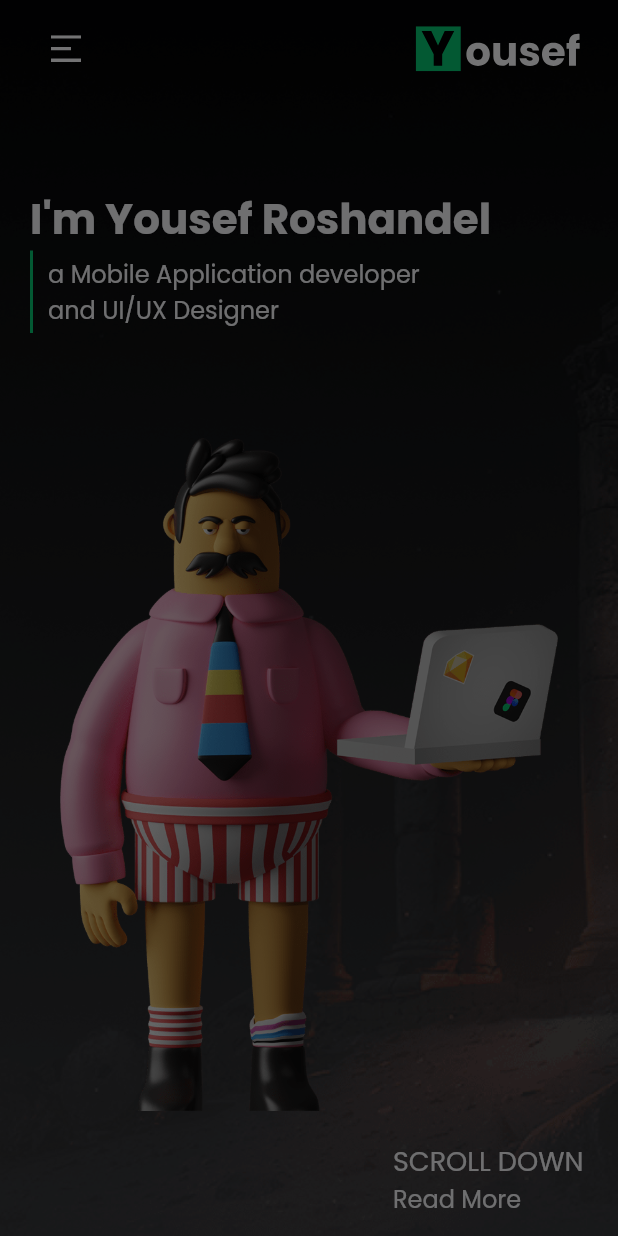
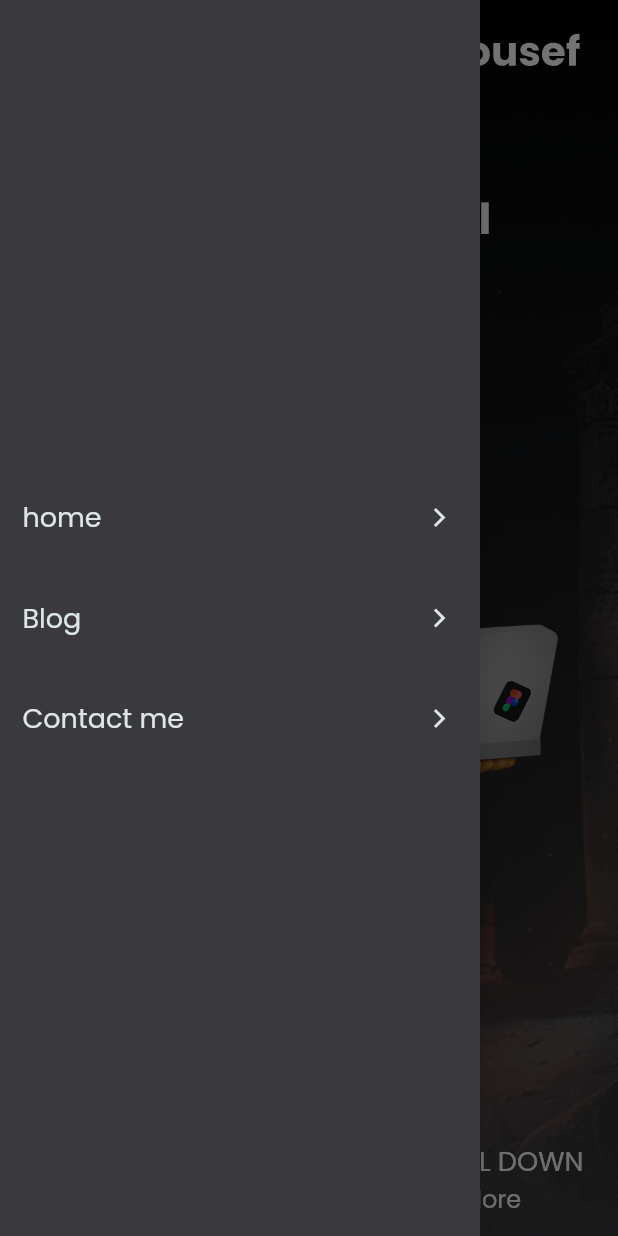
Before and after one commit to YRlp98/yrlp_flutter, a Flutter app: the screen it shows after launch, with the side drawer open, on a phone screen of 412 x 824 dp. Run offline on Flutter 3.47's test engine with Material 2 defaults, Android fonts, the phone set to English and light mode, and no system bars; our stand-ins replace flutter_svg, responsive_builder.

Commit message:
implement drawer

```diff
--- a/lib/theme/icons.dart
+++ b/lib/theme/icons.dart
@@ -10,3 +10,4 @@ const discordIcon = 'assets/icons/discord-fill.svg';
 const emailIcon = 'assets/icons/email-fill.svg';
 const skypeIcon = 'assets/icons/skype-fill.svg';
 const drawerIcon = 'assets/icons/drawer.svg';
+const arrowRightIcon = 'assets/icons/arrow-right.svg';
--- /dev/null
+++ b/lib/widgets/drawer/drawer_items.dart
@@ -0,0 +1,48 @@
+import 'package:flutter/material.dart';
+import 'package:flutter/rendering.dart';
+import 'package:flutter_svg/svg.dart';
+
+import '../../theme/colors.dart';
+import '../../theme/icons.dart';
+import '../../theme/text_style.dart';
+
+class DrawerItems extends StatelessWidget {
+  final String title;
+  final Function onTap;
+
+  const DrawerItems({
+    Key key,
+    @required this.title,
+    this.onTap,
+  }) : super(key: key);
+
+  @override
+  Widget build(BuildContext context) {
+    return MouseRegion(
+      cursor: SystemMouseCursors.click,
+      child: GestureDetector(
+        child: Container(
+          padding: const EdgeInsets.symmetric(vertical: 20, horizontal: 15),
+          child: Row(
+            mainAxisAlignment: MainAxisAlignment.spaceBetween,
+            children: <Widget>[
+              //* Title
+              SelectableText(
+                title,
+                style: bodyMediumRegularLightEnStyle,
+              ),
+              //* Icon
+              Container(
+                child: SvgPicture.asset(
+                  arrowRightIcon,
+                  color: light1Color,
+                ),
+              )
+            ],
+          ),
+        ),
+        onTap: onTap,
+      ),
+    );
+  }
+}
--- a/lib/widgets/drawer/drawer_widget.dart
+++ b/lib/widgets/drawer/drawer_widget.dart
@@ -1,8 +1,38 @@
 import 'package:flutter/material.dart';
+
+import '../../theme/colors.dart';
+import '../../theme/strings.dart';
+import 'drawer_items.dart';
 
 class DrawerWidget extends StatelessWidget {
   @override
   Widget build(BuildContext context) {
-    return Container();
+    return Container(
+      width: 320,
+      decoration: BoxDecoration(color: dark1Color, boxShadow: [
+        BoxShadow(
+          color: Colors.black12,
+          blurRadius: 16,
+        ),
+      ]),
+      child: Column(
+        children: <Widget>[
+          Spacer(),
+          DrawerItems(
+            title: home,
+            onTap: () {},
+          ),
+          DrawerItems(
+            title: blog,
+            onTap: () {},
+          ),
+          DrawerItems(
+            title: contactMe,
+            onTap: () {},
+          ),
+          Spacer(),
+        ],
+      ),
+    );
   }
 }
```
Also changed, not shown: assets/icons/arrow-right.svg (added).
